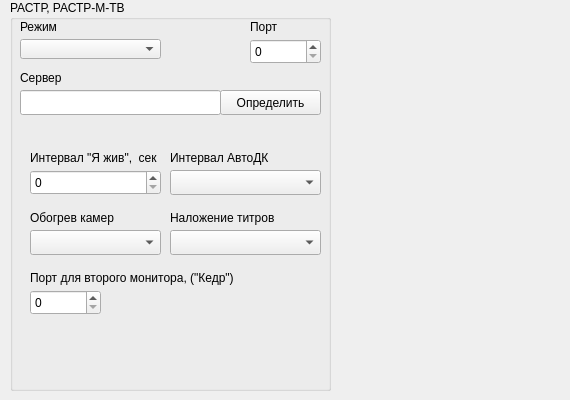
xXRadioHeadXx/start7, file m_cfg/rastr_widget.ui: the form before one commit.
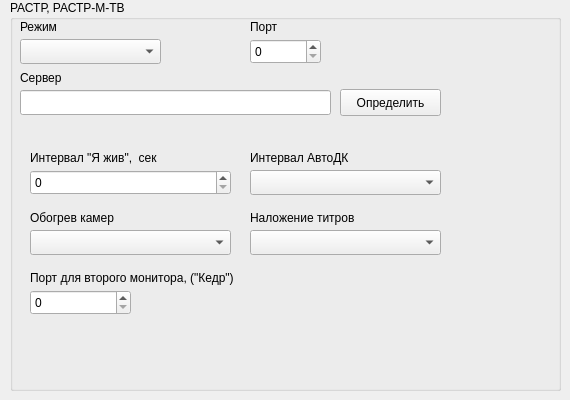
The form after the commit.

```diff
--- a/m_cfg/rastr_widget.ui
+++ b/m_cfg/rastr_widget.ui
@@ -18,7 +18,7 @@
     <rect>
      <x>10</x>
      <y>0</y>
-     <width>321</width>
+     <width>551</width>
      <height>391</height>
     </rect>
    </property>
@@ -44,7 +44,7 @@
       <x>10</x>
       <y>39</y>
       <width>141</width>
-      <height>20</height>
+      <height>25</height>
      </rect>
     </property>
     <property name="minimumSize">
@@ -56,7 +56,7 @@
     <property name="maximumSize">
      <size>
       <width>999</width>
-      <height>20</height>
+      <height>25</height>
      </size>
     </property>
    </widget>
@@ -91,7 +91,7 @@
      <rect>
       <x>10</x>
       <y>90</y>
-      <width>201</width>
+      <width>311</width>
       <height>25</height>
      </rect>
     </property>
@@ -112,10 +112,10 @@
    <widget class="QPushButton" name="pushButton">
     <property name="geometry">
      <rect>
-      <x>210</x>
-      <y>90</y>
+      <x>330</x>
+      <y>89</y>
       <width>101</width>
-      <height>25</height>
+      <height>27</height>
      </rect>
     </property>
     <property name="text">
@@ -127,7 +127,7 @@
      <rect>
       <x>20</x>
       <y>150</y>
-      <width>151</width>
+      <width>201</width>
       <height>16</height>
      </rect>
     </property>
@@ -140,7 +140,7 @@
      <rect>
       <x>20</x>
       <y>170</y>
-      <width>131</width>
+      <width>201</width>
       <height>25</height>
      </rect>
     </property>
@@ -148,9 +148,9 @@
    <widget class="QLabel" name="label_86">
     <property name="geometry">
      <rect>
-      <x>160</x>
+      <x>240</x>
       <y>150</y>
-      <width>121</width>
+      <width>201</width>
       <height>16</height>
      </rect>
     </property>
@@ -163,7 +163,7 @@
      <rect>
       <x>20</x>
       <y>210</y>
-      <width>101</width>
+      <width>201</width>
       <height>16</height>
      </rect>
     </property>
@@ -174,9 +174,9 @@
    <widget class="QLabel" name="label_88">
     <property name="geometry">
      <rect>
-      <x>160</x>
+      <x>240</x>
       <y>210</y>
-      <width>111</width>
+      <width>201</width>
       <height>16</height>
      </rect>
     </property>
@@ -189,7 +189,7 @@
      <rect>
       <x>20</x>
       <y>290</y>
-      <width>71</width>
+      <width>101</width>
       <height>25</height>
      </rect>
     </property>
@@ -202,7 +202,7 @@
      <rect>
       <x>20</x>
       <y>270</y>
-      <width>291</width>
+      <width>441</width>
       <height>16</height>
      </rect>
     </property>
@@ -213,9 +213,9 @@
    <widget class="QComboBox" name="AutoDkPeriod">
     <property name="geometry">
      <rect>
-      <x>160</x>
+      <x>240</x>
       <y>170</y>
-      <width>151</width>
+      <width>191</width>
       <height>25</height>
      </rect>
     </property>
@@ -223,9 +223,9 @@
    <widget class="QComboBox" name="dtInfoToJpg">
     <property name="geometry">
      <rect>
-      <x>160</x>
+      <x>240</x>
       <y>230</y>
-      <width>151</width>
+      <width>191</width>
       <height>25</height>
      </rect>
     </property>
@@ -235,7 +235,7 @@
      <rect>
       <x>20</x>
       <y>230</y>
-      <width>131</width>
+      <width>201</width>
       <height>25</height>
      </rect>
     </property>
```
